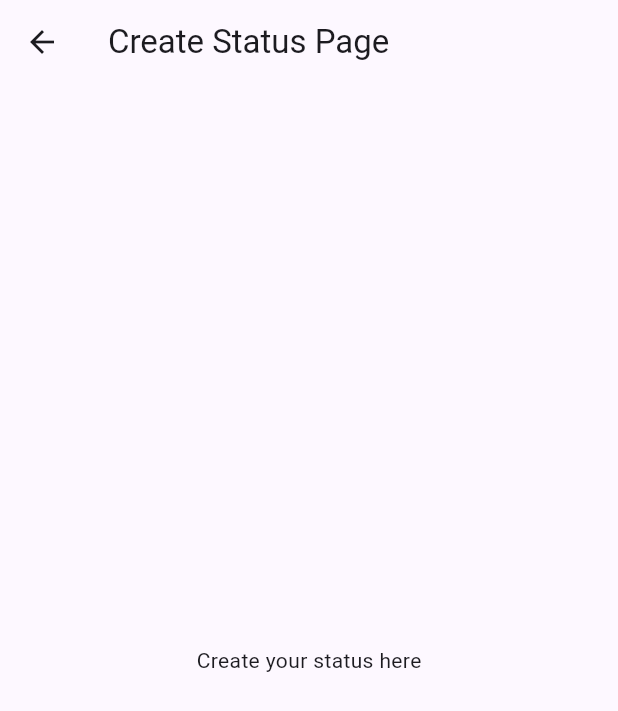
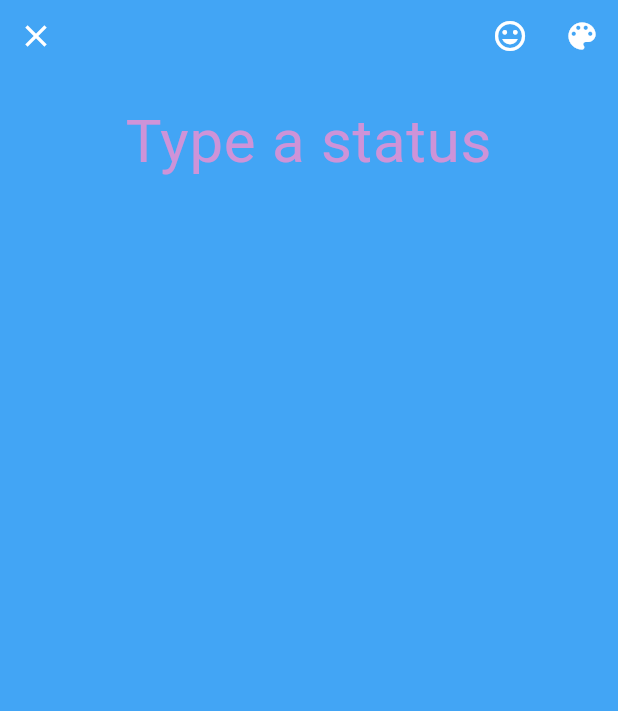
Before and after one commit to SanduSenarathne/demo_app, a Flutter app: the CreateStatusPage screen opened directly, on a phone screen of 412 x 824 dp. Shown: the top 711 px of the screen. Run offline on Flutter 3.47's test engine with Material 2 defaults, Android fonts, the phone set to English and light mode, and no system bars; our stand-ins replace get.

Commit message:
edit the status page

```diff
--- a/lib/View/create_statusPage.dart
+++ b/lib/View/create_statusPage.dart
@@ -6,11 +6,64 @@ class CreateStatusPage extends StatelessWidget {
   @override
   Widget build(BuildContext context) {
     return Scaffold(
-      appBar: AppBar(
-        title: Text('Create Status Page'),
-      ),
-      body: Center(
-        child: Text('Create your status here'),
+      backgroundColor: Colors.blue[400],
+      body: SafeArea(
+        child: Center(
+          child: Column(
+            children: [
+              Row(
+                mainAxisAlignment: MainAxisAlignment.spaceBetween,
+                children: [
+                  Row(
+                    mainAxisAlignment: MainAxisAlignment.start,
+                    children: [
+                      IconButton(
+                        onPressed: () {
+                          Navigator.pop(context);
+                        },
+                        icon: Icon(Icons.close),
+                        color: Colors.white,
+                      ),
+                    ],
+                  ),
+                  Row(
+                    mainAxisAlignment: MainAxisAlignment.end,
+                    children: [
+                      IconButton(
+                        onPressed: () {},
+                        icon: Icon(Icons.tag_faces_sharp),
+                        color: Colors.white,
+                      ),
+                      IconButton(
+                        onPressed: () {},
+                        icon: Icon(Icons.color_lens),
+                        color: Colors.white,
+                      ),
+                    ],
+                  ),
+                ],
+              ),
+              Container(
+                padding: const EdgeInsets.all(16.0),
+                child: TextField(
+                  textAlign: TextAlign.center,
+                  maxLines: null,
+                  style: TextStyle(
+                    color: Colors.white,
+                    fontSize: 40,
+                  ),
+                  decoration: InputDecoration.collapsed(
+                    hintText: 'Type a status',
+                    hintStyle: TextStyle(
+                      color: Colors.purple[200],
+                      fontSize: 40,
+                    ),
+                  ),
+                ),
+              ),
+            ],
+          ),
+        ),
       ),
     );
   }
```
